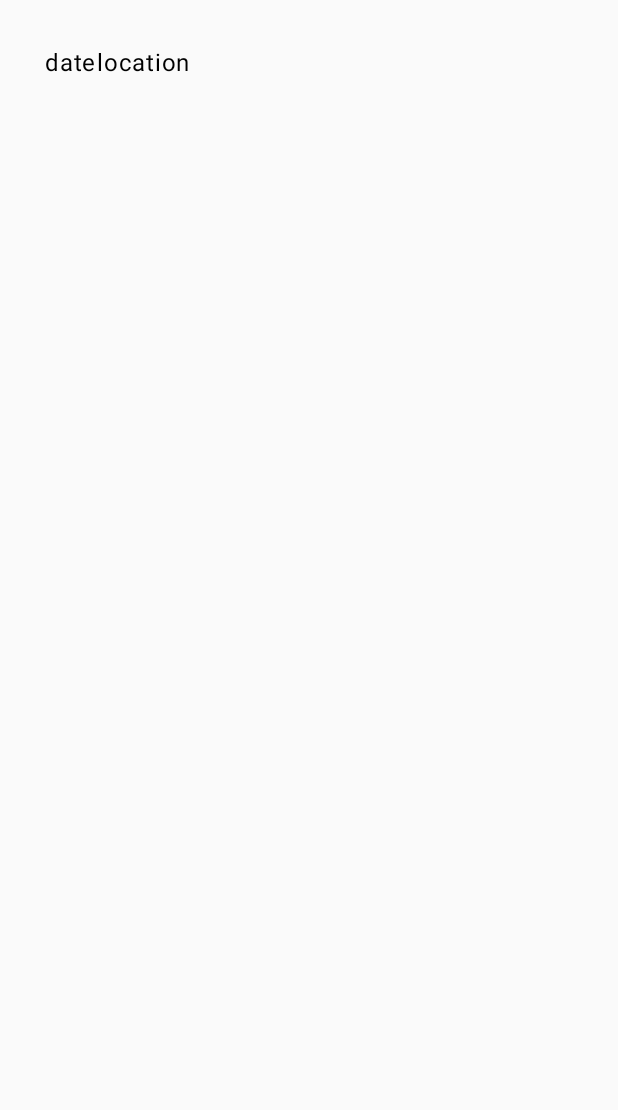
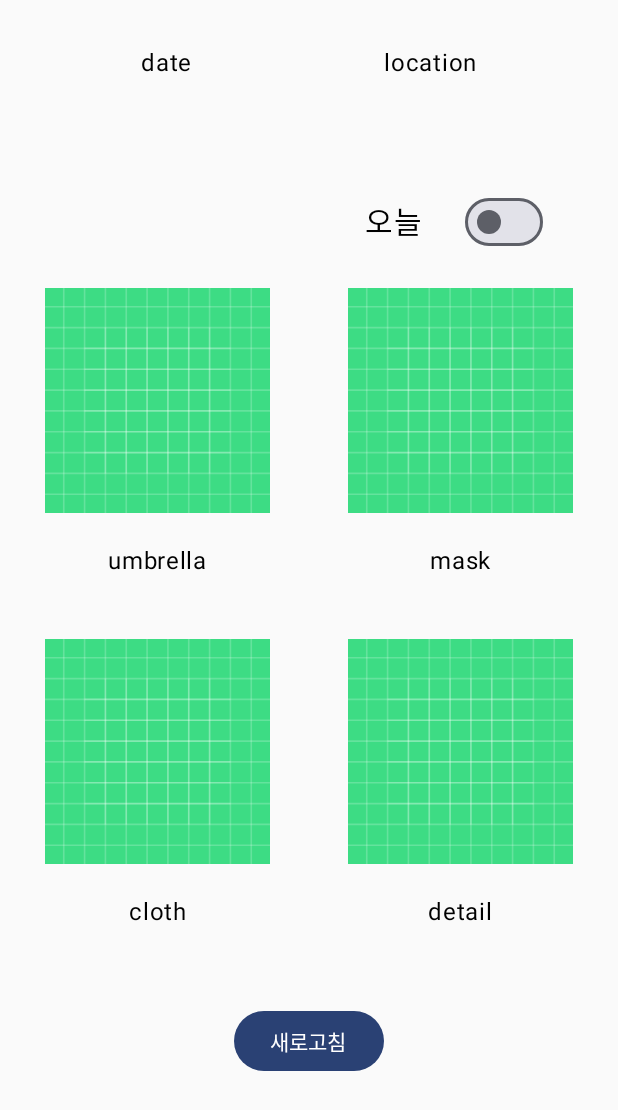
Before and after one commit to bum2gorae/WeatherProject, an Android app built with Jetpack Compose: the screen it shows after launch (MainActivity), on a phone screen of 412 x 824 dp. Before the commit the part shown is almost empty. Shown: the top 1110 px of the screen. Run offline under Robolectric (Android 15) with nearby library versions, the phone set to English and light mode, and no system bars.

Commit message:
main layout

```diff
--- a/app/src/main/java/com/example/weatherproject/MainActivity.kt
+++ b/app/src/main/java/com/example/weatherproject/MainActivity.kt
@@ -4,17 +4,29 @@ import android.os.Bundle
 import androidx.activity.ComponentActivity
 import androidx.activity.compose.setContent
 import androidx.activity.enableEdgeToEdge
+import androidx.compose.foundation.Image
+import androidx.compose.foundation.layout.Arrangement
 import androidx.compose.foundation.layout.Column
 import androidx.compose.foundation.layout.Row
+import androidx.compose.foundation.layout.Spacer
 import androidx.compose.foundation.layout.fillMaxSize
 import androidx.compose.foundation.layout.fillMaxWidth
 import androidx.compose.foundation.layout.padding
+import androidx.compose.foundation.layout.size
+import androidx.compose.material3.Button
+import androidx.compose.material3.Switch
 import androidx.compose.material3.Text
 import androidx.compose.runtime.Composable
+import androidx.compose.runtime.getValue
+import androidx.compose.runtime.mutableStateOf
+import androidx.compose.runtime.remember
+import androidx.compose.runtime.setValue
 import androidx.compose.ui.Alignment
 import androidx.compose.ui.Modifier
+import androidx.compose.ui.res.painterResource
 import androidx.compose.ui.tooling.preview.Preview
 import androidx.compose.ui.unit.dp
+import androidx.compose.ui.unit.sp
 import com.example.weatherproject.ui.theme.WeatherProjectTheme
 
 class MainActivity : ComponentActivity() {
@@ -44,13 +56,72 @@ fun Main_Layout() {
             .padding(30.dp),
         horizontalAlignment = Alignment.CenterHorizontally
     ) {
+        var todaySwitchCheck by remember {
+            mutableStateOf(false)
+        }
         Row(
             modifier = Modifier.fillMaxWidth(),
-
+            horizontalArrangement = Arrangement.SpaceAround
         ) {
             Text(text = "date")
             Text(text = "location")
         }
+        Spacer(modifier = Modifier.size(50.dp))
+        Row(
+            modifier = Modifier
+                .fillMaxWidth()
+                .padding(20.dp),
+            horizontalArrangement = Arrangement.End
+        ) {
+            Text(text = "오늘",
+                fontSize = 20.sp,
+                modifier = Modifier.padding(8.dp))
+            Spacer(modifier = Modifier.size(20.dp))
+            Switch(
+                checked = todaySwitchCheck,
+                onCheckedChange = { todaySwitchCheck = it },
+//                colors = SwitchDefaults.colors()
+            )
+        }
+        Column(
+            modifier = Modifier
+                .fillMaxWidth(),
+            horizontalAlignment = Alignment.CenterHorizontally
+        ) {
+            Row(
+                modifier = Modifier.fillMaxWidth(),
+                horizontalArrangement = Arrangement.SpaceBetween
+            ) {
+                IconBox(imageID = R.drawable.ic_launcher_background, describeText = "umbrella")
+                IconBox(imageID = R.drawable.ic_launcher_background, describeText = "mask")
+            }
+            Spacer(modifier = Modifier.size(40.dp))
+            Row(
+                modifier = Modifier.fillMaxWidth(),
+                horizontalArrangement = Arrangement.SpaceBetween
+            ) {
+                IconBox(imageID = R.drawable.ic_launcher_background, describeText = "cloth")
+                IconBox(imageID = R.drawable.ic_launcher_background, describeText = "detail")
+            }
+            Spacer(modifier = Modifier.size(50.dp))
+            Button(onClick = { /*TODO*/ }) {
+                Text(text = "새로고침")
+            }
+
+        }
+    }
+}
+
+@Composable
+fun IconBox(imageID: Int, describeText: String) {
+    Column(
+        horizontalAlignment = Alignment.CenterHorizontally
+    ) {
+        Image(painter = painterResource(id = imageID),
+            contentDescription = "test",
+            modifier = Modifier.size(150.dp))
+        Spacer(modifier = Modifier.size(20.dp))
+        Text(text = describeText)
     }
 }
 
```
